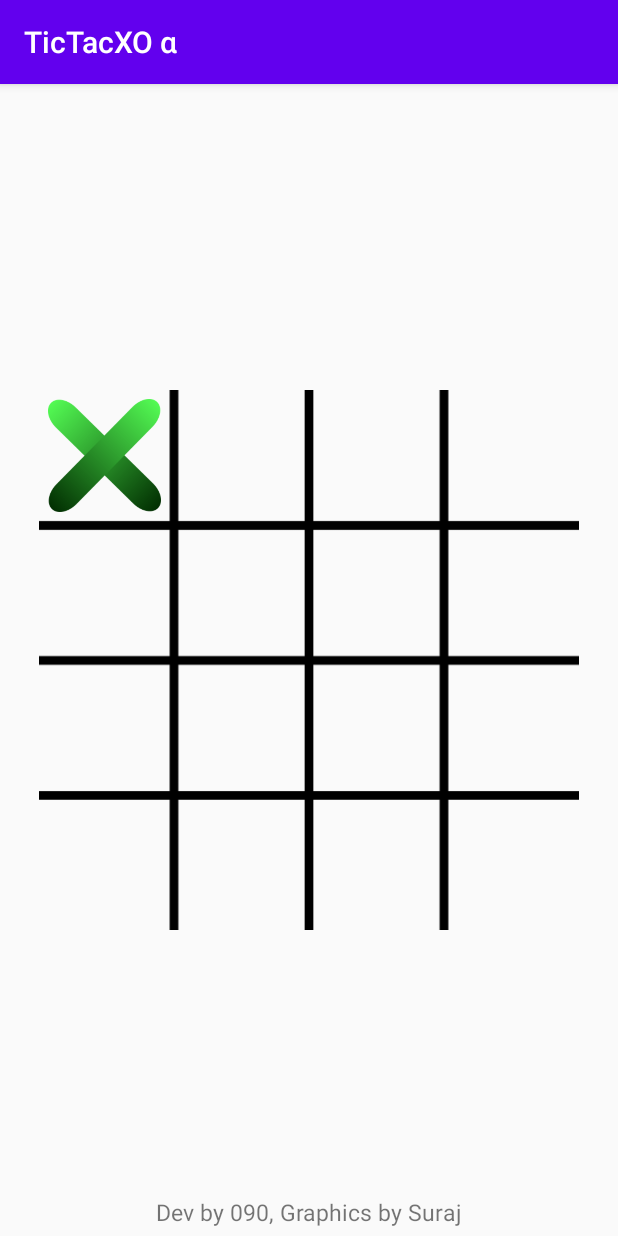
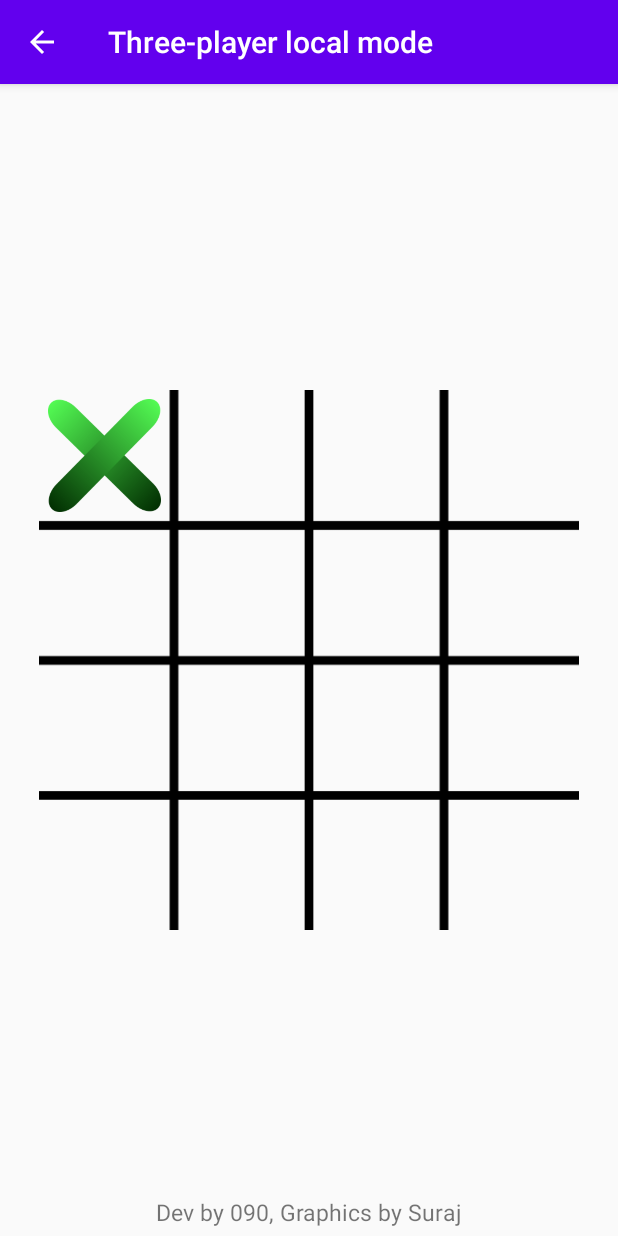
Before and after one commit to sanskaru/TicTacToeXO, an Android app: the ThreePlayerLocal screen opened directly, with no data from a screen before it, after a tap on an icon or button, on a phone screen of 412 x 824 dp. Run offline under Robolectric (Android 15) with nearby library versions, the phone set to English and light mode, and no system bars.

Commit message:
Redesigned UI, single player mode in progress

```diff
--- a/app/src/main/AndroidManifest.xml
+++ b/app/src/main/AndroidManifest.xml
@@ -9,7 +9,8 @@
         android:roundIcon="@drawable/iconmain_2"
         android:supportsRtl="true"
         android:theme="@style/AppTheme">
-        <activity android:name=".ThreePlayerLocal"></activity>
+        <activity android:name=".about"></activity>
+        <activity android:name=".ThreePlayerLocal" />
         <activity
             android:name=".MainMenu"
             android:label="@string/app_name">
--- a/app/src/main/java/com/s090/tictactoexo/MainMenu.java
+++ b/app/src/main/java/com/s090/tictactoexo/MainMenu.java
@@ -43,7 +43,10 @@ public class MainMenu extends AppCompatActivity {
             }
         }
     }
-
+    public void changeToAbout(View view) {
+        Intent intent = new Intent(MainMenu.this,about.class);
+        startActivity(intent);
+    }
     @Override
     protected void onCreate(Bundle savedInstanceState) {
         super.onCreate(savedInstanceState);
--- a/app/src/main/java/com/s090/tictactoexo/ThreePlayerLocal.java
+++ b/app/src/main/java/com/s090/tictactoexo/ThreePlayerLocal.java
@@ -5,11 +5,17 @@ import androidx.appcompat.app.AlertDialog;
 import androidx.appcompat.app.AppCompatActivity;
 
 import android.content.DialogInterface;
+import android.content.DialogInterface.OnCancelListener;
+import android.content.Intent;
+import android.graphics.drawable.Drawable;
 import android.os.Build;
 import android.os.Bundle;
 import android.util.Log;
+import android.view.Gravity;
 import android.view.View;
+import android.widget.Button;
 import android.widget.ImageView;
+import android.widget.LinearLayout;
 
 public class ThreePlayerLocal extends AppCompatActivity {
     int playerState=0; // at present at three player local mode. 0 is sq and 1 is x and 2 is o
@@ -124,9 +130,76 @@ public class ThreePlayerLocal extends AppCompatActivity {
         }
     }
 
+        @RequiresApi(api = Build.VERSION_CODES.LOLLIPOP)
         @Override
     protected void onCreate(Bundle savedInstanceState) {
         super.onCreate(savedInstanceState);
         setContentView(R.layout.activity_three_player_local);
+            AlertDialog.Builder initDialogBuilder=new AlertDialog.Builder(ThreePlayerLocal.this);
+            DialogInterface.OnClickListener listener = new DialogInterface.OnClickListener() {
+                @Override
+                public void onClick(DialogInterface dialogInterface, int i) {
+                    switch (i)
+                    {
+                        case DialogInterface.BUTTON_POSITIVE:
+                        {
+                            playerState=1;
+                            break;
+                        }
+                        case DialogInterface.BUTTON_NEGATIVE:
+                        {
+                            playerState=0;
+                            break;
+                        }
+                        case DialogInterface.BUTTON_NEUTRAL:
+                        {
+                            playerState=2;
+                            break;
+                        }
+                    }
+                }
+            };
+            initDialogBuilder
+                    .setTitle("Select your counter")
+                    .setNegativeButtonIcon(getDrawable(R.drawable.x))
+                    .setPositiveButton("", listener)
+                    .setPositiveButtonIcon(getDrawable(R.drawable.o))
+                    .setNegativeButton("", listener)
+                    .setNeutralButton("      ", listener)
+                    .setMessage("Please select your counter.");
+            AlertDialog initDialog = initDialogBuilder.create();
+            initDialog.show();
+            Button neutralButton = initDialog.getButton(DialogInterface.BUTTON_NEUTRAL);
+            Drawable drawable = getDrawable(R.drawable.sq);
+            // set the bounds to place the drawable a bit right
+            drawable.setBounds((int) (drawable.getIntrinsicWidth() * 0.05),
+                    0, (int) (drawable.getIntrinsicWidth() * 0.25),
+                    (int) (drawable.getIntrinsicHeight() * 0.2));
+            neutralButton.setCompoundDrawables(drawable, null, null, null);
+            Button positiveButton = initDialog.getButton(AlertDialog.BUTTON_POSITIVE);
+            Button negativeButton = initDialog.getButton(AlertDialog.BUTTON_NEGATIVE);
+            LinearLayout.LayoutParams layoutParams = (LinearLayout.LayoutParams) positiveButton.getLayoutParams();
+            layoutParams.weight = 10;
+            positiveButton.setLayoutParams(layoutParams);
+            negativeButton.setLayoutParams(layoutParams);
+            neutralButton.setLayoutParams(layoutParams);
+            getSupportActionBar().setTitle("Three-player local mode");
+            getSupportActionBar().setDisplayShowHomeEnabled(true);
+            getSupportActionBar().setDisplayHomeAsUpEnabled(true);
+            getSupportActionBar().setHomeButtonEnabled(true);
+           initDialog.setOnCancelListener(new DialogInterface.OnCancelListener() {
+
+               @Override
+                public void onCancel(DialogInterface dialog) {
+                    Intent i = new Intent();
+                    setResult(0, i);
+                    finish();
+                }
+            });
+        }
+    @Override
+    public boolean onSupportNavigateUp() { // the method to be called when the back button is pressed
+        onBackPressed();
+        return true;
     }
 }
--- a/app/src/main/res/layout/activity_single_player_mode.xml
+++ b/app/src/main/res/layout/activity_single_player_mode.xml
@@ -5,7 +5,7 @@
     android:layout_width="match_parent"
     android:layout_height="match_parent"
     tools:context=".MainActivity">
-<!-- // As of now all this is in beta, will be released to the general public soon
+
     <androidx.gridlayout.widget.GridLayout
         android:id="@+id/gridLayout"
         android:layout_width="360dp"
@@ -133,7 +133,7 @@
         app:layout_constraintBottom_toBottomOf="parent"
         app:layout_constraintEnd_toEndOf="parent"
         app:layout_constraintStart_toStartOf="parent" />
-        -->
+    <!--
     <TextView
         android:id="@+id/textView"
         android:layout_width="wrap_content"
@@ -144,5 +144,5 @@
         app:layout_constraintBottom_toBottomOf="parent"
         app:layout_constraintEnd_toEndOf="parent"
         app:layout_constraintStart_toStartOf="parent"
-        app:layout_constraintTop_toTopOf="parent" />
+        app:layout_constraintTop_toTopOf="parent" /> -->
 </androidx.constraintlayout.widget.ConstraintLayout>
--- a/app/src/main/res/values/styles.xml
+++ b/app/src/main/res/values/styles.xml
@@ -6,6 +6,9 @@
         <item name="colorPrimary">@color/colorPrimary</item>
         <item name="colorPrimaryDark">@color/colorPrimaryDark</item>
         <item name="colorAccent">@color/colorAccent</item>
+
     </style>
-
+    <style name="NumberPickerText">
+        <item name="android:textSize">22sp</item>
+    </style>
 </resources>
```
Also changed, not shown: app/src/main/java/com/s090/tictactoexo/MainActivity.java (+55 -1 lines), app/src/main/java/com/s090/tictactoexo/SinglePlayerMode.java (+114 -0 lines), app/src/main/java/com/s090/tictactoexo/about.java (added, +37 -0 lines), app/src/main/res/layout/activity_about.xml (added, +53 -0 lines), app/src/main/res/layout/activity_main_menu.xml (+15 -1 lines), app/src/main/res/drawable/about_icon.png (added), app/src/main/res/drawable/back_icon.png (added).
